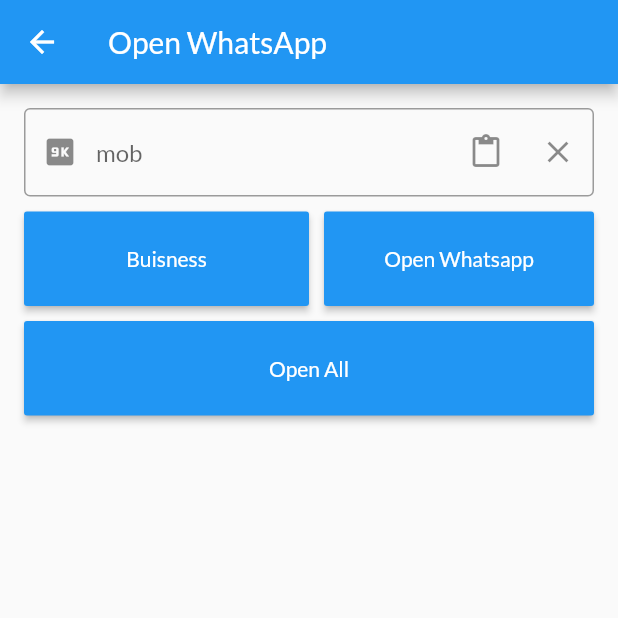
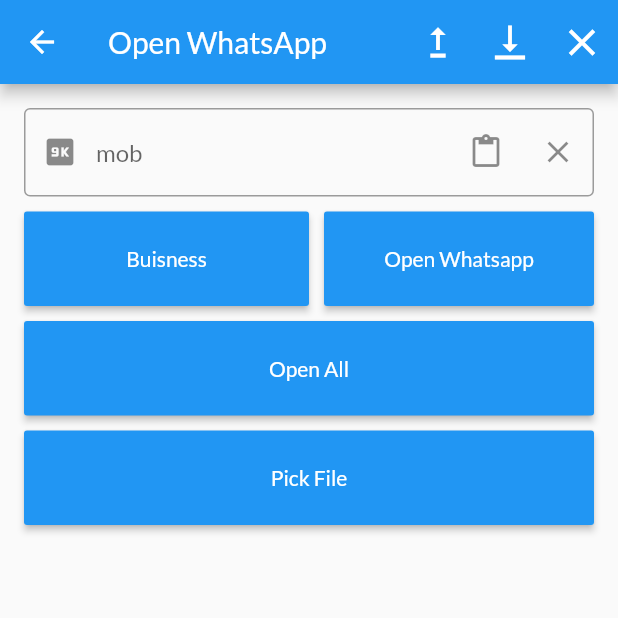
Before and after one commit to lavahasif/fdservers, a Flutter app: the WhatsAppopen screen opened directly, on a phone screen of 412 x 824 dp, the top half of it. Run offline on Flutter 3.47's test engine with Material 2 defaults, Android fonts, the phone set to English and light mode, and no system bars; our stand-ins replace device_info, file_picker, floor, font_awesome_flutter, form_field_validator, google_fonts and 6 more; missing offline and left inert: android_util, ext_storage, flutter_process_text, shareapks, shelf_router, signalr_core; accounts and stored records are empty; generated files the repository leaves out were written again.

Commit message:
whats app list from text file

```diff
--- /dev/null
+++ b/lib/component/ListNumber.dart
@@ -0,0 +1,146 @@
+import 'dart:io';
+
+import 'package:file_picker/file_picker.dart';
+import 'package:flutter/material.dart';
+import 'package:flutter/widgets.dart';
+import 'package:font_awesome_flutter/font_awesome_flutter.dart';
+import 'package:provider/src/provider.dart';
+import 'package:untitled1/provider/WhatsAppprovider.dart';
+import 'package:untitled1/service/Service.dart';
+import 'package:untitled1/util/Constants.dart';
+import 'package:url_launcher/url_launcher.dart';
+
+class ListNumber extends StatelessWidget {
+  List<TextEditingController> _portController = [];
+
+  ListNumber({Key? key}) : super(key: key);
+  var shareService = ShareService();
+
+  @override
+  Widget build(BuildContext context) {
+    List<String> numberlist2 = context.watch<WhatsAppprovider>().numberlist;
+    return Column(
+      mainAxisAlignment: MainAxisAlignment.start,
+      children: [
+        SizedBox(
+          height: 10,
+        ),
+        Row(
+          children: [
+            Expanded(
+              child: Container(
+                height: 63,
+                child: RaisedButton(
+                    color: Colors.blue,
+                    child: Text("Pick File",
+                        style: TextStyle(color: Colors.white)),
+                    onPressed: () async {
+                      FilePickerResult? result =
+                          await FilePicker.platform.pickFiles();
+
+                      if (result != null) {
+                        var path2 = result.files.single.path;
+                        File file = File(path2!);
+                        var readAsString = await file.readAsString();
+                        List<String> split = readAsString.split(',');
+                        print(split);
+                        List<String> number = [];
+                        split.forEach((element) {
+                          if (element.length > 3) number.add(element.trim());
+                        });
+                        Provider.of<WhatsAppprovider>(context, listen: false)
+                            .numberlist = number;
+                      } else {
+                        // User canceled the picker
+                      }
+                    }),
+              ),
+            ),
+          ],
+        ),
+        SizedBox(
+          height: 25,
+        ),
+        Container(
+          height: 500,
+          padding: EdgeInsets.only(top: 75),
+          child: ListView.builder(
+              shrinkWrap: true,
+              itemCount: numberlist2.length,
+              itemBuilder: (BuildContext context, int index) {
+                _portController
+                    .add(TextEditingController(text: numberlist2[index]));
+                return Padding(
+                  padding: const EdgeInsets.only(top: 8.0),
+                  child: Row(
+                    children: [
+                      Expanded(
+                          child: TextFormField(
+                        keyboardType: TextInputType.number,
+                        controller: _portController[index],
+                        decoration: InputDecoration(
+                            border: OutlineInputBorder(),
+                            hintText: 'mob',
+                            prefixIcon: IconButton(
+                                icon: Column(
+                                  children: [
+                                    Icon(Icons.nine_k,color: Colors.lightBlue,),
+                                    Text(
+                                      (index + 1).toString(),
+                                      style: TextStyle(fontSize: 6),
+                                    ),
+                                  ],
+                                ),
+                                onPressed: () => _portController[index].text =
+                                    "91" + _portController[index].text),
+                            suffixIcon: Wrap(
+                              children: [
+                                IconButton(
+                                    icon: Icon(Icons.business,color: Colors.green),
+                                    onPressed: () => open(context,
+                                        _portController[index].text, "B")),
+                                IconButton(
+                                    icon: FaIcon(FontAwesomeIcons.whatsapp,
+                                        color: Colors.green),
+                                    onPressed: () => open(context,
+                                        _portController[index].text, "C")),
+                                IconButton(
+                                    icon: Icon(
+                                      Icons.close,
+                                      color: Colors.redAccent,
+                                    ),
+                                    onPressed: () =>
+                                        _portController[index].clear()),
+                              ],
+                            )),
+                      )),
+                    ],
+                  ),
+                );
+              }),
+        ),
+      ],
+    );
+  }
+
+  Future<void> open(BuildContext context, text, type) async {
+    // _portController.text = "919747200785";
+
+    if (text.isNotEmpty) {
+      print(Constants.Sdk);
+      print(Constants.Sdk);
+
+      if (Constants.Sdk >= 29)
+        shareService.openWhats(text, "hi", type);
+      else {
+        // var component2 =
+        //     "whatsapp://917012438494?text=The text message goes here";
+        var component2 = "https://wa.me/${text.replaceAll("+", "")}/?text=hi";
+        // var component2 = "https://api.whatsapp.com/send?phone="+ text.replaceAll("+", "") +"&text=" + Uri.encodeComponent("mensaje");;
+        // var url = Uri.encodeComponent(component);
+        var bool = await canLaunch(component2);
+        bool ? await launch(component2) : throw 'Could not launch $component2';
+      }
+    }
+  }
+}
--- a/lib/main.dart
+++ b/lib/main.dart
@@ -1,6 +1,7 @@
 import 'dart:io';
 
 import 'package:android_util/android_ip.dart' as a;
+import 'package:flutter/foundation.dart';
 import 'package:flutter/material.dart';
 import 'package:flutter_process_text/flutter_process_text.dart';
 import 'package:provider/provider.dart';
@@ -12,6 +13,7 @@
 import 'package:untitled1/provider/RegProvider.dart';
 import 'package:untitled1/provider/TutsProvider.dart' as ap;
 import 'package:untitled1/provider/UploadProvider.dart';
+import 'package:untitled1/provider/WhatsAppprovider.dart';
 import 'package:untitled1/repository/AppDatabase.dart';
 import 'package:untitled1/repository/Notes_dao.dart';
 import 'package:untitled1/repository/Tuts_dao.dart';
@@ -63,12 +65,15 @@
             create: (_) => ap.RegProvider(database!, tutsdao!)),
         ChangeNotifierProvider(create: (_) => MediaProvider()),
         ChangeNotifierProvider(create: (_) => CrudProvider()),
+        ChangeNotifierProvider(create: (_) => WhatsAppprovider()),
         ChangeNotifierProvider(create: (_) => UploadProvider()),
       ],
       // child: MaterialApp(home: RegRoute())));
       child: MyApp()));
   // runApp(MyApp());
 }
+
+
 
 void ShareStarter() {
   // Create the share service
--- /dev/null
+++ b/lib/provider/WhatsAppprovider.dart
@@ -0,0 +1,12 @@
+import 'package:flutter/foundation.dart';
+
+class WhatsAppprovider with ChangeNotifier, DiagnosticableTreeMixin {
+  List<String> _numberlist = [];
+
+  List<String> get numberlist => _numberlist;
+
+  set numberlist(List<String> value) {
+    _numberlist = value;
+    notifyListeners();
+  }
+}
--- a/lib/ui/Whatsappopen.dart
+++ b/lib/ui/Whatsappopen.dart
@@ -2,7 +2,10 @@
 import 'package:flutter/foundation.dart';
 import 'package:flutter/material.dart';
 import 'package:flutter/services.dart';
+import 'package:provider/provider.dart';
+import 'package:untitled1/component/ListNumber.dart';
 import 'package:untitled1/main.dart';
+import 'package:untitled1/provider/WhatsAppprovider.dart';
 import 'package:untitled1/service/Service.dart';
 import 'package:untitled1/util/Constants.dart';
 import 'package:url_launcher/url_launcher.dart';
@@ -14,11 +17,60 @@
   @override
   Widget build(BuildContext context) {
     _portController.text = proces_txt;
+    var scrollController = ScrollController();
     return Scaffold(
       appBar: AppBar(
+        actions: [
+          Container(
+            height: 48,
+            width: 48,
+            child: IconButton(
+              icon: Icon(
+                Icons.upgrade,
+                size: 30,
+              ),
+              color: Colors.white,
+              onPressed: () {
+                scrollController.jumpTo(0);
+              },
+            ),
+          ),
+          Container(
+            height: 48,
+            width: 48,
+            child: IconButton(
+              icon: Icon(
+                Icons.vertical_align_bottom,
+                size: 30,
+              ),
+              color: Colors.white,
+              onPressed: () {
+                scrollController.jumpTo(500);
+              },
+            ),
+          ),
+          Container(
+            height: 48,
+            width: 48,
+            child: IconButton(
+              icon: Icon(
+                Icons.clear,
+                size: 30,
+              ),
+              color: Colors.white,
+              onPressed: () {
+                Provider.of<WhatsAppprovider>(context, listen: false)
+                    .numberlist = [];
+              },
+            ),
+          ),
+        ],
         title: Text("Open WhatsApp"),
       ),
-      body: Padding(
+      body: SingleChildScrollView(
+        controller: scrollController,
+        physics: ScrollPhysics(),
+        child: Padding(
           padding: const EdgeInsets.all(16.0),
           child: Column(
             children: [
@@ -100,7 +152,13 @@
                   ),
                 ],
               ),
+              // Container(
+              //     height: 300.0,
+              //     child:
+              SingleChildScrollView(child: ListNumber())
+              // )
             ],
+          ),
         ),
       ),
     );
--- a/pubspec.yaml
+++ b/pubspec.yaml
@@ -54,6 +54,8 @@
   google_fonts: ^2.1.0
   lottie: ^1.2.0
   shareapks: ^0.0.2
+  file_picker: ^4.1.5
+  font_awesome_flutter: ^9.2.0
 
 
 
```
Also changed, not shown: pubspec.lock. Lines whose indentation alone changed are shown as unchanged.
